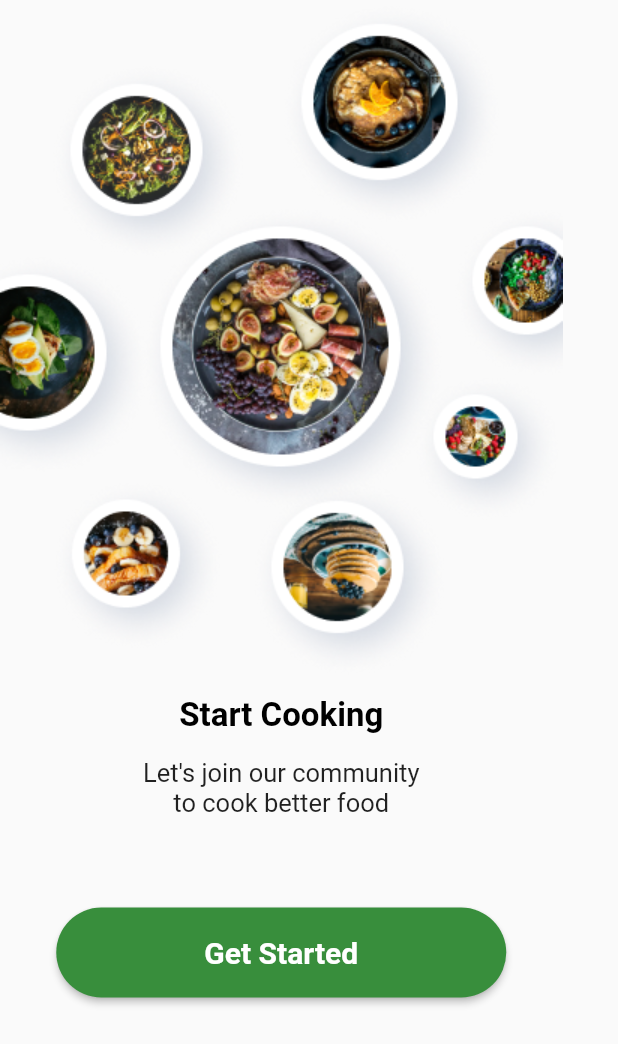
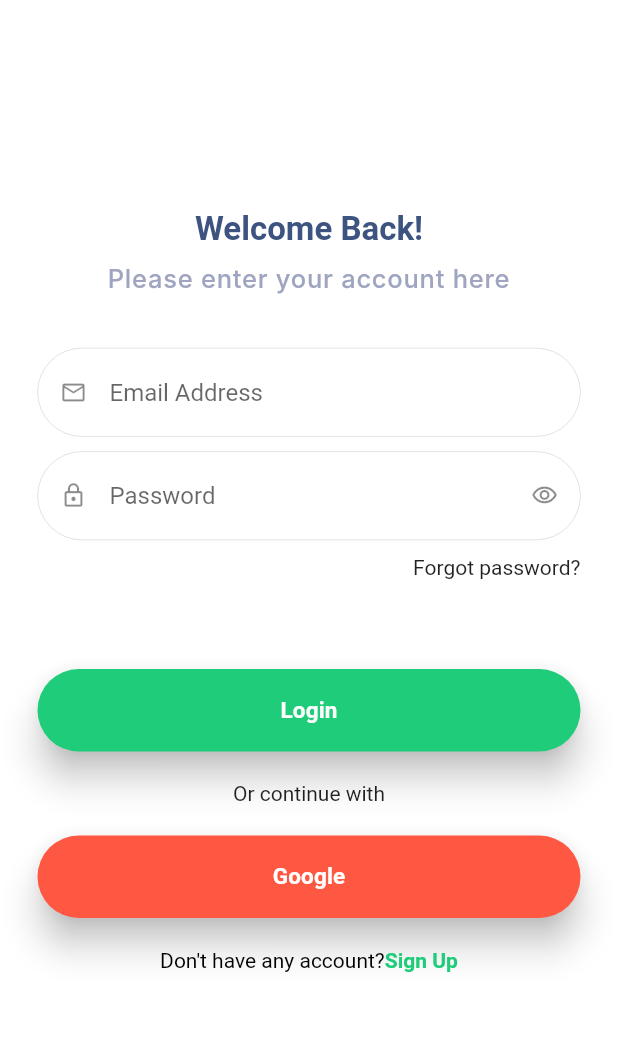
Before and after one commit to akpanphilip/Chefio, a Flutter app: the screen it shows after launch, on a phone screen of 412 x 824 dp. Shown: the top 1044 px of the screen. Run offline on Flutter 3.47's test engine with Material 2 defaults, Android fonts, the phone set to English and light mode, and no system bars; Roboto replaces fonts that are missing (Inter).

Commit message:
extract widgets

```diff
--- /dev/null
+++ b/lib/Widget/Config.dart
@@ -0,0 +1,123 @@
+// ignore_for_file: prefer_const_constructors, sort_child_properties_last
+
+import 'package:flutter/material.dart';
+
+// title text
+class TitleTextWidget extends StatelessWidget {
+  final String text;
+
+  const TitleTextWidget({
+    super.key,
+    required this.text,
+  });
+
+  @override
+  Widget build(BuildContext context) {
+    return Text(
+      text,
+      textAlign: TextAlign.center,
+      style: TextStyle(
+        color: Color(0xff3d5480),
+        fontSize: 22,
+        fontWeight: FontWeight.w600,
+      ),
+    );
+  }
+}
+
+// sub title text
+class SubTitleTextWidget extends StatelessWidget {
+  final String text;
+  const SubTitleTextWidget({
+    super.key,
+    required this.text,
+  });
+
+  @override
+  Widget build(BuildContext context) {
+    return Text(
+      text,
+      textAlign: TextAlign.center,
+      style: TextStyle(
+        color: Color(0xff9fa5c0),
+        fontSize: 17,
+        fontFamily: "Inter",
+        fontWeight: FontWeight.w500,
+        letterSpacing: 0.50,
+      ),
+    );
+  }
+}
+
+// button
+
+class ButtonWidget extends StatelessWidget {
+  final String text;
+  final Color colors;
+  const ButtonWidget({
+    super.key,
+    required this.text,
+    required this.colors,
+  });
+
+  @override
+  Widget build(BuildContext context) {
+    return ElevatedButton(
+      onPressed: () {},
+      child: Text(
+        text,
+        textAlign: TextAlign.center,
+        style: TextStyle(
+          color: Colors.white,
+          fontSize: 15,
+          fontWeight: FontWeight.w700,
+          letterSpacing: 0.10,
+        ),
+      ),
+      style: ElevatedButton.styleFrom(
+          fixedSize: Size(600, 55),
+          backgroundColor: colors,
+          textStyle: TextStyle(fontSize: 20.0, fontWeight: FontWeight.bold),
+          elevation: 10,
+          shape: StadiumBorder()),
+    );
+  }
+}
+
+// textfield
+class TextFieldWidget extends StatelessWidget {
+  final String text;
+  final IconData? iconSuffix, iconPrefix;
+  const TextFieldWidget({
+    super.key,
+    required this.text,
+    required this.iconSuffix,
+    required this.iconPrefix,
+  });
+
+  @override
+  Widget build(BuildContext context) {
+    return TextField(
+        decoration: InputDecoration(
+            hintText: text,
+            fillColor: Colors.white,
+            filled: true,
+            enabledBorder: OutlineInputBorder(
+                borderRadius: BorderRadius.circular(30),
+                borderSide: BorderSide(width: 0.2, color: Colors.grey)),
+            prefixIcon: Padding(
+              padding: EdgeInsets.fromLTRB(15, 0, 15, 0),
+              child: Icon(
+                iconPrefix,
+                size: 18,
+              ),
+            ),
+            suffixIcon: Padding(
+              padding: EdgeInsets.fromLTRB(15, 0, 15, 0),
+              child: Icon(
+                iconSuffix,
+                size: 18,
+              ),
+            )));
+  }
+}
--- a/lib/main.dart
+++ b/lib/main.dart
@@ -1,5 +1,6 @@
 // ignore_for_file: prefer_const_constructors
 
+import 'package:chefio/screens/signin.dart';
 import 'package:flutter/material.dart';
 import 'screens/index.dart';
 
@@ -13,7 +14,7 @@ class MyApp extends StatelessWidget {
   Widget build(BuildContext context) {
     return MaterialApp(
       title: 'Flutter Demo',
-      home: Index(),
+      home: SignIn(),
     );
   }
 }
--- a/lib/screens/index.dart
+++ b/lib/screens/index.dart
@@ -1,6 +1,8 @@
 // ignore_for_file: prefer_const_constructors, prefer_const_literals_to_create_immutables, sort_child_properties_last, deprecated_member_use
 
 import 'package:flutter/material.dart';
+import '../Widget/Config.dart';
+import 'signin.dart';
 
 class Index extends StatelessWidget {
   const Index({super.key});
@@ -17,28 +19,18 @@ class Index extends StatelessWidget {
           padding: EdgeInsets.all(10.0),
           child: Column(
             children: [
-              Text(
-                "Start Cooking",
-                style: TextStyle(
-                    color: Colors.black,
-                    fontWeight: FontWeight.bold,
-                    fontSize: 22),
+              TitleTextWidget(
+                text: 'Start Cooking',
               ),
               SizedBox(height: 15),
-              Text("Let's join our community", style: TextStyle(fontSize: 17)),
-              Text("to cook better food", style: TextStyle(fontSize: 17)),
+              SubTitleTextWidget(
+                text: 'Let’s join our community\nto cook better food!',
+              ),
               SizedBox(height: 60),
-              ElevatedButton(
-                onPressed: () {},
-                child: Text("Get Started"),
-                style: ElevatedButton.styleFrom(
-                    fixedSize: Size(300, 60),
-                    textStyle:
-                        TextStyle(fontSize: 20.0, fontWeight: FontWeight.bold),
-                    primary: Colors.green[700],
-                    // elevation: 15,
-                    shape: StadiumBorder()),
-              )
+              ButtonWidget(
+                text: 'Get Started!',
+                colors: Color(0xff1fcc79),
+              ),
             ],
           ),
         )
@@ -46,3 +38,13 @@ class Index extends StatelessWidget {
     ));
   }
 }
+
+
+// Navigator.push(
+//   context,
+//   MaterialPageRoute(
+//     builder: (context) {
+//       return SignIn();
+//     },
+//   ),
+// );
--- a/lib/screens/signin.dart
+++ b/lib/screens/signin.dart
@@ -0,0 +1,94 @@
+// ignore_for_file: prefer_const_literals_to_create_immutables, prefer_const_constructors, sort_child_properties_last
+
+import 'package:flutter/material.dart';
+
+import '../Widget/Config.dart';
+
+class SignIn extends StatefulWidget {
+  const SignIn({super.key});
+
+  @override
+  State<SignIn> createState() => _SignInState();
+}
+
+class _SignInState extends State<SignIn> {
+  @override
+  Widget build(BuildContext context) {
+    return Scaffold(
+        // appBar: AppBar(
+        //     // backgroundColor: Colors.transparent,
+        //     ),
+        body: Container(
+            decoration: BoxDecoration(
+              color: Colors.white,
+            ),
+            child: Padding(
+              padding: EdgeInsets.fromLTRB(25, 140, 25, 20),
+              child: Column(
+                children: [
+                  TitleTextWidget(
+                    text: 'Welcome Back!',
+                  ),
+                  SizedBox(height: 10),
+                  SubTitleTextWidget(
+                    text: 'Please enter your account here',
+                  ),
+                  SizedBox(height: 25),
+                  SizedBox(height: 10),
+                  TextFieldWidget(
+                    text: 'Email Address',
+                    iconPrefix: Icons.mail_outline_outlined,
+                    iconSuffix: null,
+                  ),
+                  SizedBox(height: 10),
+                  TextFieldWidget(
+                    text: 'Password',
+                    iconPrefix: Icons.lock_outline,
+                    iconSuffix: Icons.visibility_outlined,
+                  ),
+                  SizedBox(height: 10),
+                  Row(
+                    mainAxisAlignment: MainAxisAlignment.end,
+                    children: [Text("Forgot password?")],
+                  ),
+                  SizedBox(height: 60),
+                  ButtonWidget(text: "Login", colors: Color(0xff1fcc79)),
+                  SizedBox(height: 20),
+                  Text('Or continue with'),
+                  SizedBox(height: 20),
+                  // ElevatedButton(
+                  //   onPressed: () {},
+                  //   child: Row(
+                  //     mainAxisAlignment: MainAxisAlignment.center,
+                  //     children: [
+                  //       Icon(Icons.g_translate),
+                  //       SizedBox(width: 5),
+                  //       Text("Google")
+                  //     ],
+                  //   ),
+                  //   style: ElevatedButton.styleFrom(
+                  //       fixedSize: Size(300, 60),
+                  //       textStyle: TextStyle(
+                  //           fontSize: 20.0, fontWeight: FontWeight.bold),
+                  //       primary: Colors.red,
+                  //       // elevation: 15,
+                  //       shape: StadiumBorder()),
+                  // ),
+                  ButtonWidget(text: "Google", colors: Color(0xffFF5842)),
+                  SizedBox(height: 20),
+                  RichText(
+                      text: TextSpan(
+                          text: "Don't have any account?",
+                          style: TextStyle(color: Colors.black),
+                          children: [
+                        TextSpan(
+                            text: 'Sign Up',
+                            style: TextStyle(
+                                color: Color(0xff1fcc79),
+                                fontWeight: FontWeight.bold))
+                      ]))
+                ],
+              ),
+            )));
+  }
+}
```
